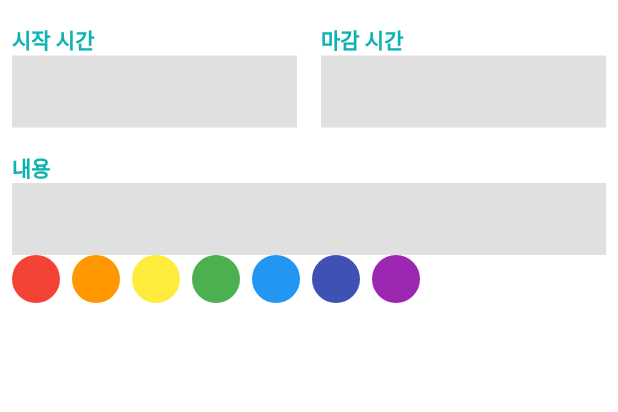
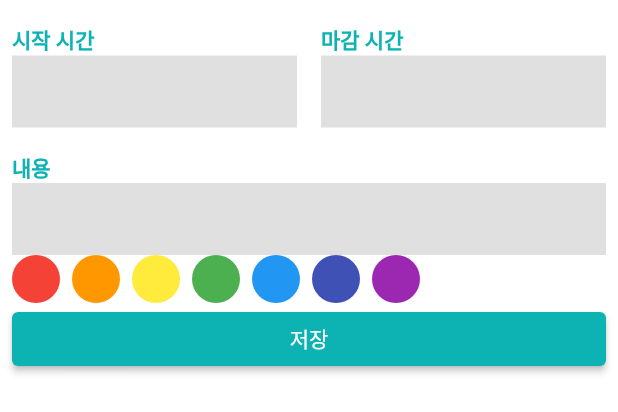
Before and after one commit to hwarak/FlutterStudy-CalendarScheduler, a Flutter app: the ScheduleBottom widget shown alone on an empty page, opened directly, on a phone screen of 412 x 824 dp. Shown: the top 412 px of the screen. Run offline on Flutter 3.47's test engine with Material 2 defaults, Android fonts, the light colour scheme and no system bars; our stand-ins replace table_calendar; Roboto replaces fonts that are missing (NotoSanse).

Commit message:
숫자만 입력할 수 있게 제한, 다른 곳 터치하면 키보드 내리기

```diff
--- a/lib/components/custom_text_field.dart
+++ b/lib/components/custom_text_field.dart
@@ -1,5 +1,6 @@
 import 'package:calendar_schedular/constant/colors.dart';
 import 'package:flutter/material.dart';
+import 'package:flutter/services.dart';
 
 class CustomTextField extends StatelessWidget {
   final String label;
@@ -19,6 +20,10 @@ class CustomTextField extends StatelessWidget {
         ),
         TextField(
           cursorColor: Colors.grey,
+          keyboardType: TextInputType.number,
+          inputFormatters: [
+            FilteringTextInputFormatter.digitsOnly, // 말 그대로, 숫자만 쓸 수 있게 해주자.
+          ],
           decoration: InputDecoration(
             border: InputBorder.none, // 텍스트필드 밑에 있는 밑줄 지우기
             filled: true, // 이걸 바꿔줘야지만 색을 변경할 수 있다
--- a/lib/components/schedule_bottom_sheet.dart
+++ b/lib/components/schedule_bottom_sheet.dart
@@ -1,3 +1,4 @@
+import 'package:calendar_schedular/constant/colors.dart';
 import 'package:flutter/material.dart';
 
 import 'custom_text_field.dart';
@@ -10,7 +11,14 @@ class ScheduleBottom extends StatelessWidget {
     // viewInsets : 스크린으로 해당되는 부분에서
     // 시스템적인 UI때문에 가려진 만큼의 사이즈를 가져올 수 있다.
     final bottomInset = MediaQuery.of(context).viewInsets.bottom;
-    return Container(
+    return GestureDetector(
+      onTap: () {
+        FocusScope.of(context).requestFocus(FocusNode());
+        // 현재 focus가 되어있는 textField에서 focus를 없앨 수 있다.
+        // 맨 뒤에 들어가는 FocusNode()에 실제 textField와 연결이 되어있는 focusNode를 넣어주면
+        //  해당되는 textField로 focus를 옮길 수 있다.
+      },
+      child: Container(
         color: Colors.white,
         height: MediaQuery.of(context).size.height / 2 + bottomInset,
         child: Padding(
@@ -25,15 +33,14 @@ class ScheduleBottom extends StatelessWidget {
               crossAxisAlignment: CrossAxisAlignment.start,
               children: [
                 _Time(),
-              SizedBox(
-                height: 16.0,
+                SizedBox(height: 16.0),
+                _Contents(),
+                SizedBox(width: 16.0),
+                _ColorPicker(),
+                SizedBox(width: 16.0),
+                _SaveButton(),
+              ],
             ),
-              _Contents(),
-              SizedBox(
-                width: 16.0,
-              ),
-              _ColorPicker()
-            ],
           ),
         ),
       ),
@@ -108,3 +115,24 @@ class _ColorPicker extends StatelessWidget {
     );
   }
 }
+
+class _SaveButton extends StatelessWidget {
+  const _SaveButton({Key? key}) : super(key: key);
+
+  @override
+  Widget build(BuildContext context) {
+    return Row(
+      children: [
+        Expanded(
+          child: ElevatedButton(
+            onPressed: () {},
+            style: ElevatedButton.styleFrom(
+              primary: PRIMARY_COLOR,
+            ),
+            child: Text('저장'),
+          ),
+        ),
+      ],
+    );
+  }
+}
```
Lines whose indentation alone changed are shown as unchanged.
